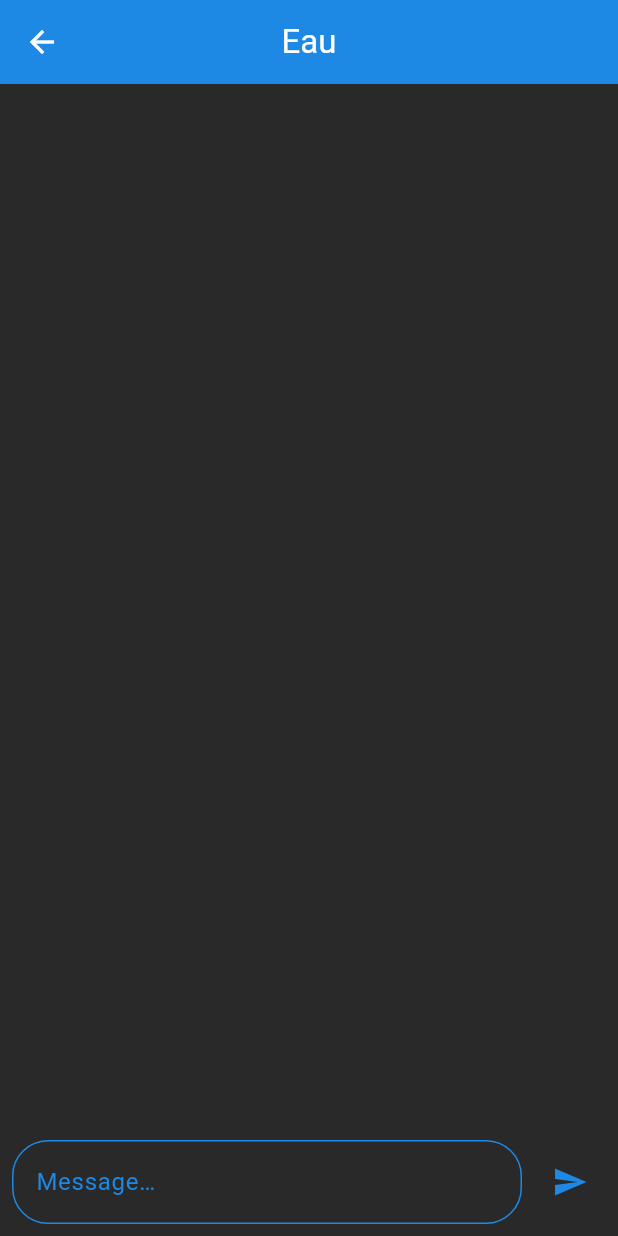
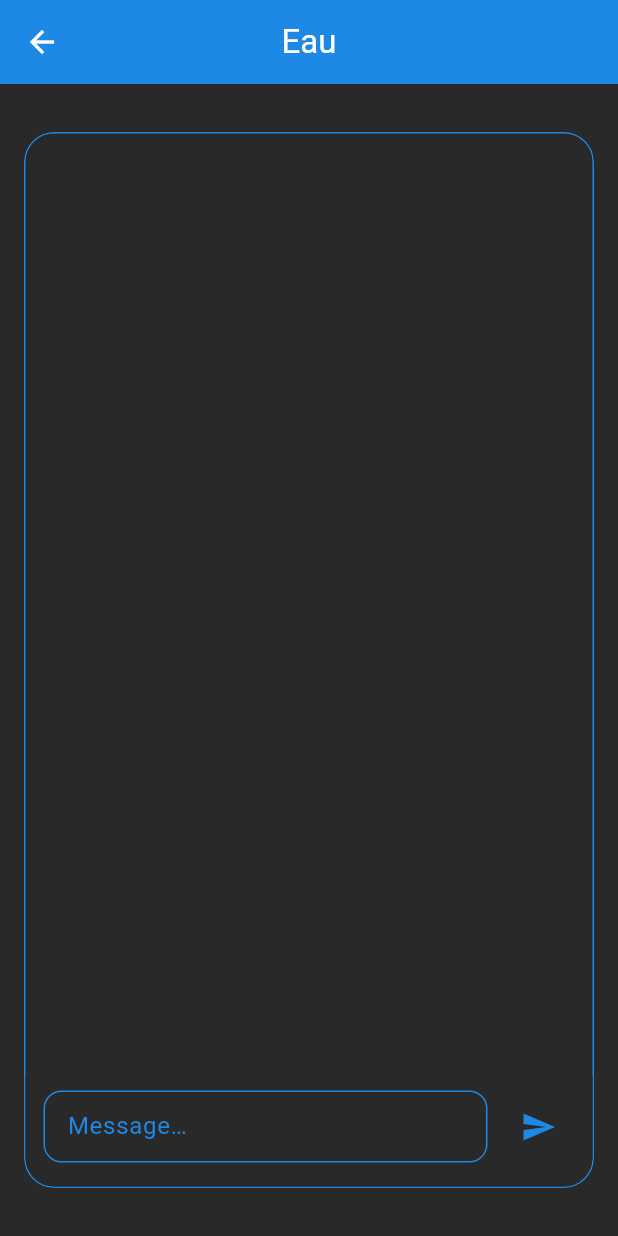
Before and after one commit to CoulyGuilhem/EchoLinkz, a Flutter app: the ChatSpacesPage screen opened directly, after a tap on "Eau", on a phone screen of 412 x 824 dp. Run offline on Flutter 3.47's test engine with Material 3 defaults, Android fonts, the phone set to English and light mode, and no system bars; our stand-ins replace flutter_map, geolocator, latlong2, shared_preferences, socket_io_client; missing offline and left inert: flutter_map_cancellable_tile_provider; accounts and stored records are empty; network calls fail.

Commit message:
feat: improve room style

```diff
--- a/lib/ui/reports/chat_room_page.dart
+++ b/lib/ui/reports/chat_room_page.dart
@@ -1,13 +1,13 @@
 import 'dart:convert';
 import 'package:echolinkz/utils/shared_prefs_manager.dart';
-import 'package:echolinkz/ui/widgets/EchoLinkZ_appbar.dart';
+import 'package:echolinkz/ui/widgets/echolinkz_appbar.dart';
 import 'package:flutter/material.dart';
+import 'package:http/http.dart' as http;
 import 'package:socket_io_client/socket_io_client.dart' as IO;
-import 'package:http/http.dart' as http;
 
 class ChatRoomPage extends StatefulWidget {
   final String room;
-  const ChatRoomPage({Key? key, required this.room}) : super(key: key);
+  const ChatRoomPage({super.key, required this.room});
 
   @override
   State<ChatRoomPage> createState() => _ChatRoomPageState();
@@ -15,140 +15,127 @@ class ChatRoomPage extends StatefulWidget {
 
 class _ChatRoomPageState extends State<ChatRoomPage> {
   late IO.Socket socket;
-  List<Map<String, dynamic>> messages = [];
-  final TextEditingController _controller = TextEditingController();
-  String? _userId;
+  final List<Map<String, dynamic>> msgs = [];
+  final _txt = TextEditingController();
+  final _scroll = ScrollController();
+  String? _uid;
   static const _host = 'http://localhost:5001';
-
-  bool get _isReportRoom => RegExp(r'^[0-9a-fA-F]{24}\$').hasMatch(widget.room);
+  bool get _isReport => RegExp(r'^[0-9a-fA-F]{24}$').hasMatch(widget.room);
 
   @override
   void initState() {
     super.initState();
-    SharedPreferencesManager.getUser().then((id) {
-      _userId = id;
-      _loadHistory();
-      _initSocket();
+    SharedPreferencesManager.getUser().then((u) {
+      _uid = u;
+      _history();
+      _socket();
     });
-  }
-
-  Future<void> _loadHistory() async {
-    final token = await SharedPreferencesManager.getSessionToken();
-    if (token == null) return;
-    final url = _isReportRoom
-        ? '$_host/api/messages/${widget.room}'
-        : '$_host/api/messages/room/${Uri.encodeComponent(widget.room)}';
-    try {
-      final res = await http.get(
-        Uri.parse(url),
-        headers: {'Authorization': 'Bearer $token'},
-      );
-      if (res.statusCode == 200) {
-        final List<dynamic> list = jsonDecode(res.body);
-        setState(() {
-          messages = list.map((e) => Map<String, dynamic>.from(e)).toList();
-        });
-      }
-    } catch (_) {}
-  }
-
-  void _initSocket() {
-    socket = IO.io(
-      _host,
-      IO.OptionBuilder()
-          .setTransports(['websocket'])
-          .disableAutoConnect()
-          .build(),
-    );
-    socket.connect();
-    socket.onConnect((_) {
-      socket.emit('joinRoom', _isReportRoom
-          ? {'reportId': widget.room}
-          : {'room': widget.room});
-    });
-    socket.on('receiveMessage', (data) {
-      setState(() {
-        messages.add(Map<String, dynamic>.from(data));
-      });
-    });
-  }
-
-  void _send() {
-    final text = _controller.text.trim();
-    if (text.isEmpty) return;
-    _controller.clear();
-    final payload = {
-      'message': text,
-      'senderId': _userId,
-      if (_isReportRoom) 'reportId': widget.room else 'room': widget.room,
-    };
-    socket.emit('sendMessage', payload);
   }
 
   @override
   void dispose() {
     socket.dispose();
-    _controller.dispose();
+    _txt.dispose();
+    _scroll.dispose();
     super.dispose();
+  }
+
+  Future<void> _history() async {
+    final tk = await SharedPreferencesManager.getSessionToken();
+    if (tk == null) return;
+    final url = _isReport
+        ? '$_host/api/messages/${widget.room}'
+        : '$_host/api/messages/room/${Uri.encodeComponent(widget.room)}';
+    final r = await http.get(Uri.parse(url), headers: {'Authorization': 'Bearer $tk'});
+    if (r.statusCode == 200) {
+      final list = (jsonDecode(r.body) as List).reversed;
+      setState(() => msgs.insertAll(0, list.map((e) => Map<String, dynamic>.from(e))));
+      _jump();
+    }
+  }
+
+  void _socket() {
+    socket = IO.io(_host,
+        IO.OptionBuilder().setTransports(['websocket']).disableAutoConnect().build());
+    socket.connect();
+    socket.onConnect((_) {
+      socket.emit('joinRoom',
+          _isReport ? {'reportId': widget.room} : {'room': widget.room});
+    });
+    socket.on('receiveMessage', (d) {
+      setState(() => msgs.insert(0, Map<String, dynamic>.from(d)));
+      _jump();
+    });
+  }
+
+  void _send() {
+    final t = _txt.text.trim();
+    if (t.isEmpty) return;
+    _txt.clear();
+    socket.emit('sendMessage', {
+      if (_isReport) 'reportId': widget.room else 'room': widget.room,
+      'message': t,
+      'senderId': _uid,
+    });
+  }
+
+  void _jump() {
+    WidgetsBinding.instance.addPostFrameCallback((_) {
+      if (!_scroll.hasClients || !_scroll.position.hasContentDimensions) return;
+      _scroll.jumpTo(_scroll.position.minScrollExtent);
+    });
   }
 
   @override
   Widget build(BuildContext context) {
+    final cs = Theme.of(context).colorScheme;
     return Scaffold(
       appBar: EchoLinkZAppBar(title: widget.room),
       body: Column(
         children: [
           Expanded(
+            child: Padding(
+              padding: const EdgeInsets.symmetric(vertical: 32),
+              child: Align(
+                alignment: Alignment.topCenter,
+                child: ConstrainedBox(
+                  constraints: const BoxConstraints(maxWidth: 380),
+                  child: ClipRRect(
+                    borderRadius: BorderRadius.circular(20),
+                    child: Container(
+                      decoration: BoxDecoration(
+                        color: cs.surface,
+                        border: Border.all(color: cs.outline),
+                        borderRadius: BorderRadius.circular(20),
+                      ),
+                      child: Column(
+                        children: [
+                          Expanded(
                             child: ListView.builder(
+                              reverse: true,
+                              controller: _scroll,
                               padding: const EdgeInsets.all(16),
-              itemCount: messages.length,
-              itemBuilder: (ctx, i) {
-                final m = messages[i];
-                final me = m['senderId'] == _userId;
-                return Align(
-                  alignment: me ? Alignment.centerRight : Alignment.centerLeft,
-                  child: Container(
-                    margin: const EdgeInsets.symmetric(vertical: 4),
-                    padding: const EdgeInsets.all(12),
-                    decoration: BoxDecoration(
-                      color: me
-                          ? Theme.of(context).colorScheme.primary
-                          : Colors.grey[200],
-                      borderRadius: BorderRadius.circular(12),
-                    ),
-                    child: Text(
-                      m['message'],
-                      style: TextStyle(
-                        color: me ? Colors.white : Colors.black87,
-                      ),
-                    ),
-                  ),
+                              itemCount: msgs.length,
+                              itemBuilder: (_, i) {
+                                final m = msgs[i];
+                                final me = m['senderId'] == _uid;
+                                final bg = me ? cs.primary : cs.secondary;
+                                final fg = me ? cs.onPrimary : cs.onSecondary;
+                                return _Bubble(
+                                  text: m['message'],
+                                  isMe: me,
+                                  bubbleCol: bg,
+                                  textCol: fg,
                                 );
                               },
                             ),
                           ),
-          SafeArea(
-            child: Padding(
-              padding: const EdgeInsets.all(8),
-              child: Row(
-                children: [
-                  Expanded(
-                    child: TextField(
-                      controller: _controller,
-                      decoration: InputDecoration(
-                        hintText: 'Message…',
-                        border: OutlineInputBorder(
-                          borderRadius: BorderRadius.circular(24),
+                          _inputBar(cs),
+                        ],
                       ),
                     ),
                   ),
                 ),
-                  const SizedBox(width: 8),
-                  IconButton(
-                    icon: const Icon(Icons.send),
-                    onPressed: _send,
-                  ),
-                ],
               ),
             ),
           ),
@@ -156,4 +143,81 @@ class _ChatRoomPageState extends State<ChatRoomPage> {
       ),
     );
   }
+
+  Widget _inputBar(ColorScheme cs) => Container(
+        decoration: BoxDecoration(
+          color: cs.surface,
+          borderRadius: const BorderRadius.vertical(bottom: Radius.circular(20)),
+        ),
+        padding: const EdgeInsets.fromLTRB(12, 10, 12, 16),
+        child: Row(
+          children: [
+            Expanded(
+              child: TextField(
+                controller: _txt,
+                minLines: 1,
+                maxLines: 1,
+                textInputAction: TextInputAction.send,
+                decoration: InputDecoration(
+                  hintText: 'Message…',
+                  filled: true,
+                  fillColor: cs.surface,
+                  contentPadding:
+                      const EdgeInsets.symmetric(horizontal: 12, vertical: 10),
+                  border: OutlineInputBorder(
+                    borderRadius: BorderRadius.circular(12),
+                    borderSide: BorderSide(color: cs.outline),
+                  ),
+                ),
+                onSubmitted: (_) => _send(),
+              ),
+            ),
+            const SizedBox(width: 10),
+            IconButton(icon: Icon(Icons.send, color: cs.primary), onPressed: _send),
+          ],
+        ),
+      );
 }
+
+class _Bubble extends StatelessWidget {
+  const _Bubble({
+    required this.text,
+    required this.isMe,
+    required this.bubbleCol,
+    required this.textCol,
+  });
+
+  final String text;
+  final bool isMe;
+  final Color bubbleCol, textCol;
+
+  @override
+  Widget build(BuildContext context) {
+    const r = Radius.circular(18);
+    final br = BorderRadius.only(
+      topLeft: r,
+      topRight: r,
+      bottomLeft: isMe ? r : Radius.zero,
+      bottomRight: isMe ? Radius.zero : r,
+    );
+    return Align(
+      alignment: isMe ? Alignment.centerRight : Alignment.centerLeft,
+      child: Container(
+        margin: const EdgeInsets.symmetric(vertical: 4),
+        padding: const EdgeInsets.fromLTRB(14, 8, 14, 8),
+        decoration: BoxDecoration(
+          color: bubbleCol,
+          borderRadius: br,
+          boxShadow: [
+            BoxShadow(
+              color: Colors.black.withOpacity(.06),
+              blurRadius: 4,
+              offset: const Offset(0, 2),
+            )
+          ],
+        ),
+        child: Text(text, style: TextStyle(color: textCol)),
+      ),
+    );
+  }
+}
--- a/lib/ui/reports/chat_spaces_page.dart
+++ b/lib/ui/reports/chat_spaces_page.dart
@@ -1,47 +1,163 @@
-// lib/ui/reports/chat_spaces_page.dart
-
 import 'package:flutter/material.dart';
 import 'package:echolinkz/ui/reports/chat_room_page.dart';
-import 'package:echolinkz/ui/widgets/EchoLinkZ_appbar.dart';
+import 'package:echolinkz/ui/widgets/echolinkz_appbar.dart';
 
 class ChatSpacesPage extends StatelessWidget {
-  const ChatSpacesPage({Key? key}) : super(key: key);
+  const ChatSpacesPage({super.key});
 
-  static const List<String> spaces = [
-    'Eau',
-    'Secours',
-    'Panne',
-    'Abri',
-    'Info',
-    'Centre-ville',
-    'Quartier Est',
-    'Quartier Ouest',
+  static const _incidents = ['Eau', 'Secours', 'Panne', 'Abri', 'Info'];
+  static const _areas = [
+    'Grenoble centre',
+    'Échirolles',
+    'Saint‑Martin‑d’Hères',
+    'Fontaine',
+    'Seyssinet‑Pariset',
+    'Seyssins',
+    'Saint‑Égrève',
+    'Meylan',
+    'La Tronche',
+    'Le Pont‑de‑Claix',
+    'Sassenage',
+    'Gières',
+    'Domène',
   ];
 
   @override
   Widget build(BuildContext context) {
+    final cs = Theme.of(context).colorScheme;
+
     return Scaffold(
-      appBar: const EchoLinkZAppBar(title: 'Salons de discussion'),
+      appBar: const EchoLinkZAppBar(
+        title: 'Choisissez un salon pour échanger',
+      ),
       body: Padding(
-        padding: const EdgeInsets.all(16),
-        child: Wrap(
-          spacing: 8,
-          runSpacing: 8,
-          children: spaces.map((space) {
-            return ElevatedButton(
-              onPressed: () {
-                Navigator.push(
-                  context,
-                  MaterialPageRoute(
-                    builder: (_) => ChatRoomPage(room: space),
-                  ),
-                );
-              },
-              child: Text(space),
-            );
-          }).toList(),
+        padding: const EdgeInsets.fromLTRB(16, 16, 16, 24),
+        child: ListView(
+          children: [
+            _CategoryCard(
+              title: 'Types d’incident',
+              icon: Icons.warning_amber,
+              chips: _incidents,
+              cs: cs,
+            ),
+            const SizedBox(height: 24),
+            _CategoryCard(
+              title: 'Zones géographiques',
+              icon: Icons.location_on_outlined,
+              chips: _areas,
+              cs: cs,
+            ),
+          ],
         ),
       ),
     );
   }
 }
+
+class _CategoryCard extends StatelessWidget {
+  const _CategoryCard({
+    required this.title,
+    required this.icon,
+    required this.chips,
+    required this.cs,
+  });
+
+  final String title;
+  final IconData icon;
+  final List<String> chips;
+  final ColorScheme cs;
+
+  @override
+  Widget build(BuildContext context) {
+    final th = Theme.of(context);
+
+    return Card(
+      elevation: 3,
+      shape: RoundedRectangleBorder(borderRadius: BorderRadius.circular(20)),
+      child: Padding(
+        padding: const EdgeInsets.fromLTRB(20, 20, 20, 12),
+        child: Column(
+          crossAxisAlignment: CrossAxisAlignment.start,
+          children: [
+            Row(
+              children: [
+                Icon(icon, size: 26, color: cs.primary),
+                const SizedBox(width: 10),
+                Text(title,
+                    style: th.textTheme.titleMedium
+                        ?.copyWith(fontWeight: FontWeight.w700)),
+              ],
+            ),
+            const SizedBox(height: 16),
+            LayoutBuilder(
+              builder: (_, cts) {
+                final colCount = (cts.maxWidth / 160).floor().clamp(1, 4);
+                return GridView.builder(
+                  shrinkWrap: true,
+                  physics: const NeverScrollableScrollPhysics(),
+                  gridDelegate: SliverGridDelegateWithFixedCrossAxisCount(
+                    crossAxisCount: colCount,
+                    mainAxisSpacing: 12,
+                    crossAxisSpacing: 12,
+                    childAspectRatio: 3.4,
+                  ),
+                  itemCount: chips.length,
+                  itemBuilder: (_, i) {
+                    final l = chips[i];
+                    return _ChipButton(
+                      label: l,
+                      cs: cs,
+                      onTap: () => Navigator.push(
+                        context,
+                        MaterialPageRoute(builder: (_) => ChatRoomPage(room: l)),
+                      ),
+                    );
+                  },
+                );
+              },
+            ),
+          ],
+        ),
+      ),
+    );
+  }
+}
+
+class _ChipButton extends StatelessWidget {
+  const _ChipButton({
+    required this.label,
+    required this.cs,
+    required this.onTap,
+  });
+
+  final String label;
+  final ColorScheme cs;
+  final VoidCallback onTap;
+
+  @override
+  Widget build(BuildContext context) {
+    return Material(
+      color: cs.surface, // fond neutre
+      borderRadius: BorderRadius.circular(20),
+      child: InkWell(
+        borderRadius: BorderRadius.circular(20),
+        onTap: onTap,
+        child: Container(
+          alignment: Alignment.center,
+          decoration: BoxDecoration(
+            border: Border.all(color: cs.primary, width: 2),
+            borderRadius: BorderRadius.circular(20),
+          ),
+          child: Text(
+            label,
+            style: TextStyle(
+              color: cs.onSurface,
+              fontSize: 14,
+              fontWeight: FontWeight.w600,
+            ),
+          ),
+        ),
+      ),
+    );
+  }
+}
```
Lines whose indentation alone changed are shown as unchanged.
